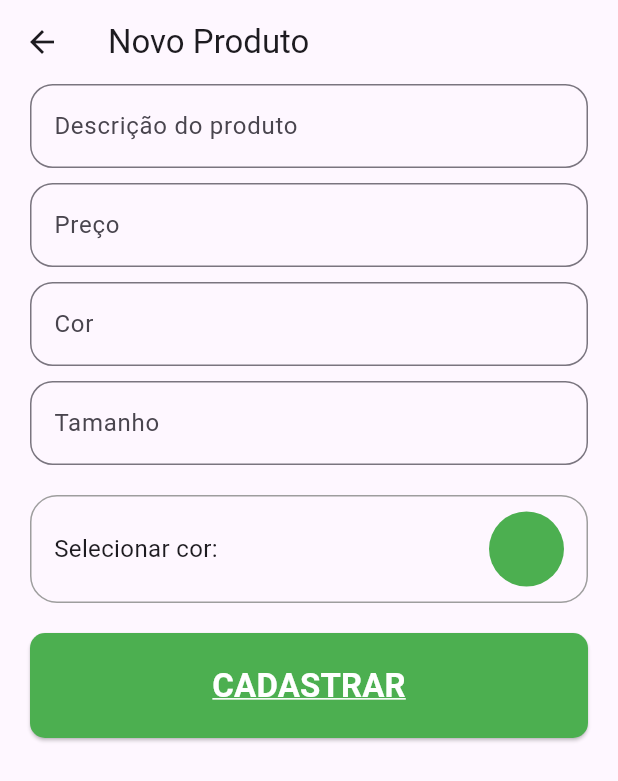
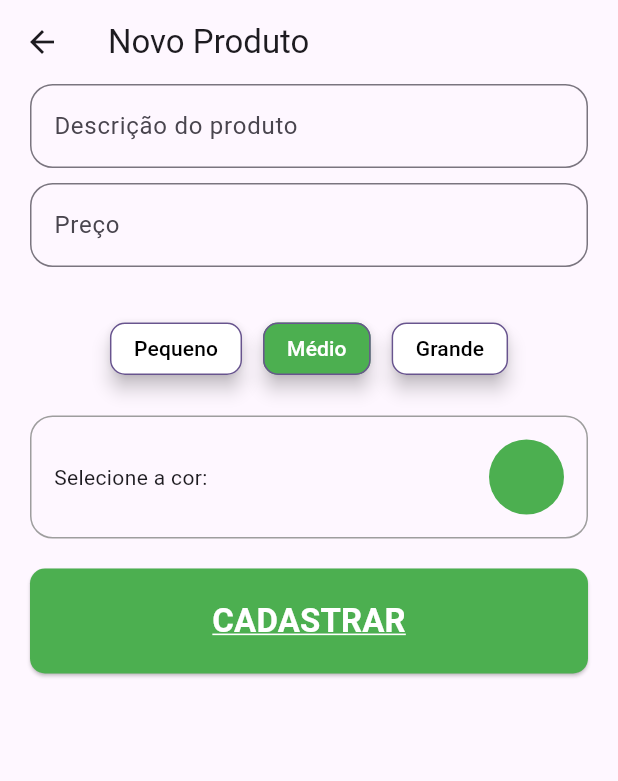
Before and after one commit to adilsonjuniordev/seminario_puc_1-2024_manha, a Flutter app: the AddProductPage screen opened by its route, on a phone screen of 412 x 824 dp. Shown: the top 781 px of the screen. Run offline on Flutter 3.47's test engine with Material 3 defaults, Android fonts, the phone set to English and light mode, and no system bars; drawn by our look-alikes of custom_radio_grouped_button, flutter_animate; our stand-ins replace brasil_fields, shared_preferences, top_snackbar_flutter; missing offline and left inert: flex_color_picker, validatorless; accounts and stored records are empty.

Commit message:
Finalizando projeto de cadastro de produtos

```diff
--- a/lib/app/core/components/product_card.dart
+++ b/lib/app/core/components/product_card.dart
@@ -13,6 +13,7 @@ class ProductCard extends StatelessWidget {
       decoration: BoxDecoration(
         border: Border.all(color: product.color),
         borderRadius: BorderRadius.circular(10),
+        color: product.color.withOpacity(0.2),
       ),
       child: Column(
         children: [
@@ -23,7 +24,10 @@ class ProductCard extends StatelessWidget {
               Text(product.size),
             ],
           ),
-          const Divider(),
+          Divider(
+            color: product.color,
+            thickness: 1,
+          ),
           Text(product.description),
         ],
       ),
--- a/lib/app/core/models/product_model.dart
+++ b/lib/app/core/models/product_model.dart
@@ -1,6 +1,4 @@
-// ignore_for_file: public_member_api_docs, sort_constructors_first
 import 'dart:convert';
-
 import 'package:flutter/material.dart';
 
 class ProductModel {
--- a/lib/app/features/products/add_product_page.dart
+++ b/lib/app/features/products/add_product_page.dart
@@ -1,8 +1,12 @@
+import 'dart:developer';
+
 import 'package:brasil_fields/brasil_fields.dart';
+import 'package:custom_radio_grouped_button/custom_radio_grouped_button.dart';
 import 'package:flex_color_picker/flex_color_picker.dart';
 import 'package:flutter/material.dart';
 import 'package:flutter/services.dart';
 import 'package:flutter/widgets.dart';
+import 'package:flutter_animate/flutter_animate.dart';
 import 'package:puc_minas/app/core/models/product_model.dart';
 import 'package:validatorless/validatorless.dart';
 
@@ -14,14 +18,15 @@ class AddProductPage extends StatefulWidget {
 }
 
 class _AddProductPageState extends State<AddProductPage> {
-  final sizeEC = TextEditingController();
   final colorEC = TextEditingController();
   final descriptionEC = TextEditingController();
   final priceEC = TextEditingController();
 
+  Color selectedColor = Colors.green;
+
+  String size = 'Médio';
+
   final formKey = GlobalKey<FormState>();
-
-  Color selectedColor = Colors.green;
 
   @override
   Widget build(BuildContext context) {
@@ -56,22 +61,29 @@ class _AddProductPageState extends State<AddProductPage> {
                   decoration: const InputDecoration(hintText: 'Preço'),
                 ),
                 const SizedBox(height: 10),
-                TextFormField(
-                  validator: Validatorless.required(
-                    'Campo obrigatório',
-                  ),
-                  controller: colorEC,
-                  decoration: const InputDecoration(hintText: 'Cor'),
-                ),
-                const SizedBox(height: 10),
-                TextFormField(
-                  validator: Validatorless.required(
-                    'Campo obrigatório',
-                  ),
-                  controller: sizeEC,
-                  decoration: const InputDecoration(
-                    hintText: 'Tamanho',
-                  ),
+                const SizedBox(height: 20),
+                CustomRadioButton(
+                  buttonLables: const [
+                    'Pequeno',
+                    'Médio',
+                    'Grande',
+                  ],
+                  buttonValues: const [
+                    'Pequeno',
+                    'Médio',
+                    'Grande',
+                  ],
+                  radioButtonValue: (str) {
+                    size = str;
+                  },
+                  autoWidth: true,
+                  unSelectedColor: Colors.white,
+                  selectedColor: Colors.green,
+                  shapeRadius: 10,
+                  enableShape: true,
+                  enableButtonWrap: true,
+                  elevation: 5,
+                  defaultSelected: size,
                 ),
                 const SizedBox(height: 20),
                 GestureDetector(
@@ -80,45 +92,39 @@ class _AddProductPageState extends State<AddProductPage> {
                       context,
                       selectedColor,
                       actionButtons: const ColorPickerActionButtons(
-                        closeButton: false,
+                        closeButton: true,
                       ),
+                      barrierDismissible: false,
+                      barrierColor: Colors.black.withOpacity(0.7),
+                      backgroundColor: Colors.white,
                       pickersEnabled: {
                         ColorPickerType.primary: true,
+                        ColorPickerType.accent: false,
                         ColorPickerType.wheel: true,
-                        ColorPickerType.accent: false,
-                        ColorPickerType.custom: false,
                       },
                       pickerTypeLabels: {
                         ColorPickerType.primary: 'Cor primária',
-                        ColorPickerType.wheel: 'Manual',
+                        ColorPickerType.wheel: 'Cromático',
                       },
                       elevation: 2,
-                      backgroundColor: Colors.white,
-                      selectedColorIcon: Icons.check,
-                      copyPasteBehavior: const ColorPickerCopyPasteBehavior(copyButton: true),
-                      barrierColor: Colors.black.withOpacity(0.8),
-                      borderColor: Colors.black12,
-                      wheelHasBorder: true,
-                      wheelSquareBorderRadius: 0,
-                      title: const Text('Selecionar Cor'),
-                      hasBorder: false,
-                      borderRadius: 50,
-                    ).then((color) => selectedColor = color);
-                    setState(() {});
+                      title: const Text('Selecione a cor do produto'),
+                      runSpacing: 15,
+                      spacing: 15,
+                    ).then((color) {
+                      selectedColor = color;
+                      setState(() {});
+                    });
                   },
                   child: Container(
-                    padding: const EdgeInsets.symmetric(horizontal: 15, vertical: 10),
+                    padding: const EdgeInsets.all(15),
                     decoration: BoxDecoration(
-                      borderRadius: BorderRadius.circular(18),
                       border: Border.all(color: Colors.grey),
+                      borderRadius: BorderRadius.circular(15),
                     ),
                     child: Row(
                       mainAxisAlignment: MainAxisAlignment.spaceBetween,
                       children: [
-                        const Text(
-                          'Selecionar cor:',
-                          style: TextStyle(fontSize: 16),
-                        ),
+                        const Text('Selecione a cor:'),
                         Container(
                           height: 50,
                           width: 50,
@@ -138,17 +144,10 @@ class _AddProductPageState extends State<AddProductPage> {
                   child: ElevatedButton(
                     onPressed: () {
                       if (formKey.currentState?.validate() ?? false) {
-                        Color color = switch (colorEC.text.toLowerCase()) {
-                          'vermelho' => Colors.red,
-                          'verde' => const Color.fromRGBO(76, 175, 80, 1),
-                          'azul' => Colors.blue,
-                          _ => Colors.black,
-                        };
-
                         ProductModel product = ProductModel(
-                          size: sizeEC.text,
+                          size: size,
                           price: priceEC.text,
-                          color: color,
+                          color: selectedColor,
                           description: descriptionEC.text,
                         );
 
@@ -167,7 +166,7 @@ class _AddProductPageState extends State<AddProductPage> {
                   ),
                 )
               ],
-            ),
+            ).animate().slideY(begin: 1, end: 0, duration: 300.ms),
           ),
         ),
       ),
--- a/pubspec.yaml
+++ b/pubspec.yaml
@@ -41,6 +41,7 @@ dependencies:
   top_snackbar_flutter: ^3.1.0
   shared_preferences: ^2.2.3
   flex_color_picker: ^3.4.1
+  custom_radio_grouped_button: ^2.2.1
 
 dev_dependencies:
   flutter_test:
```
Also changed, not shown: lib/app/core/modals/delete_alert_dialog.dart (added, +38 -0 lines), lib/app/features/home/home_page.dart (+41 -2 lines), pubspec.lock.
